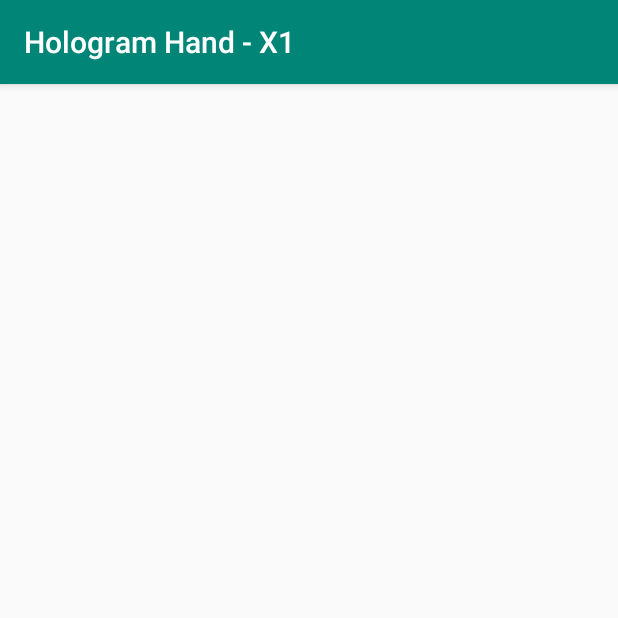
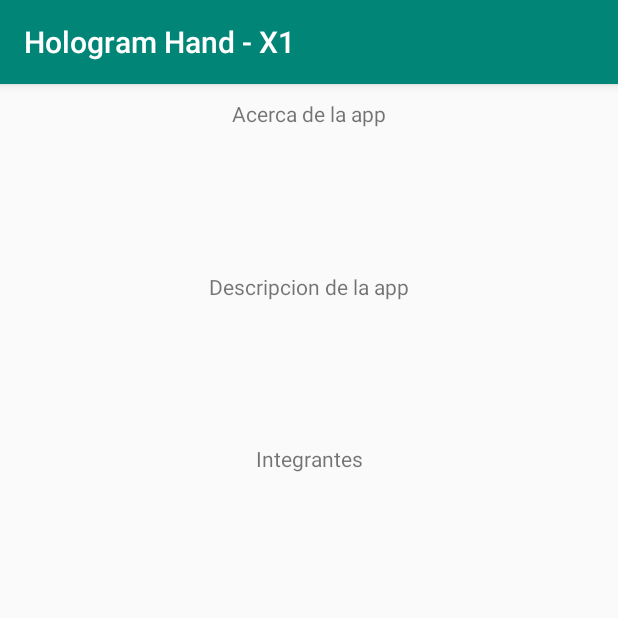
Before and after one commit to Marvix8/HologramHand, an Android app: the AboutUs screen opened directly, with no data from a screen before it, on a phone screen of 412 x 824 dp, the top half of it. Run offline under Robolectric (Android 15) with nearby library versions, the phone set to English and light mode, and no system bars.

Commit message:
Acerca de nosotros

```diff
--- a/Android/app/src/main/res/layout/activity_about_us.xml
+++ b/Android/app/src/main/res/layout/activity_about_us.xml
@@ -2,8 +2,88 @@
 <androidx.constraintlayout.widget.ConstraintLayout xmlns:android="http://schemas.android.com/apk/res/android"
     xmlns:app="http://schemas.android.com/apk/res-auto"
     xmlns:tools="http://schemas.android.com/tools"
+    android:id="@+id/aboutProjectView"
     android:layout_width="match_parent"
     android:layout_height="match_parent"
     tools:context=".AboutUs">
 
+    <androidx.constraintlayout.widget.Guideline
+        android:id="@+id/topGuideline"
+        android:layout_width="wrap_content"
+        android:layout_height="wrap_content"
+        android:orientation="horizontal"
+        app:layout_constraintGuide_percent="0" />
+
+    <TextView
+        android:id="@+id/aboutProjectText"
+        android:layout_width="wrap_content"
+        android:layout_height="wrap_content"
+        android:text="@string/about_app_title"
+        app:layout_constraintBottom_toTopOf="@+id/titleButtonGuideline"
+        app:layout_constraintEnd_toStartOf="@+id/rightGuideline"
+        app:layout_constraintStart_toStartOf="parent"
+        app:layout_constraintTop_toTopOf="@+id/topGuideline" />
+
+    <androidx.constraintlayout.widget.Guideline
+        android:id="@+id/titleButtonGuideline"
+        android:layout_width="wrap_content"
+        android:layout_height="wrap_content"
+        android:orientation="horizontal"
+        app:layout_constraintGuide_percent=".05" />
+
+    <TextView
+        android:id="@+id/descriptionText"
+        android:layout_width="wrap_content"
+        android:layout_height="wrap_content"
+        android:text="@string/description_app"
+        app:layout_constraintBottom_toTopOf="@+id/aboutProjectBottomGuideline"
+        app:layout_constraintEnd_toStartOf="@+id/rightGuideline"
+        app:layout_constraintStart_toStartOf="@+id/leftGuideline"
+        app:layout_constraintTop_toTopOf="@+id/titleButtonGuideline" />
+
+    <androidx.constraintlayout.widget.Guideline
+        android:id="@+id/aboutProjectBottomGuideline"
+        android:layout_width="wrap_content"
+        android:layout_height="wrap_content"
+        android:orientation="horizontal"
+        app:layout_constraintGuide_percent="0.3" />
+
+    <TextView
+        android:id="@+id/groupTitle"
+        android:layout_width="wrap_content"
+        android:layout_height="wrap_content"
+        android:text="@string/members"
+        app:layout_constraintBottom_toTopOf="@+id/groupTitleTextGuideline"
+        app:layout_constraintEnd_toStartOf="@+id/rightGuideline"
+        app:layout_constraintStart_toStartOf="parent"
+        app:layout_constraintTop_toTopOf="@+id/aboutProjectBottomGuideline" />
+
+    <androidx.constraintlayout.widget.Guideline
+        android:id="@+id/groupTitleTextGuideline"
+        android:layout_width="wrap_content"
+        android:layout_height="wrap_content"
+        android:orientation="horizontal"
+        app:layout_constraintGuide_percent=".35" />
+
+    <androidx.constraintlayout.widget.Guideline
+        android:id="@+id/bottomGuideline"
+        android:layout_width="wrap_content"
+        android:layout_height="wrap_content"
+        android:orientation="horizontal"
+        app:layout_constraintGuide_percent="1" />
+
+    <androidx.constraintlayout.widget.Guideline
+        android:id="@+id/leftGuideline"
+        android:layout_width="wrap_content"
+        android:layout_height="wrap_content"
+        android:orientation="vertical"
+        app:layout_constraintGuide_percent="0" />
+
+    <androidx.constraintlayout.widget.Guideline
+        android:id="@+id/rightGuideline"
+        android:layout_width="wrap_content"
+        android:layout_height="wrap_content"
+        android:orientation="vertical"
+        app:layout_constraintGuide_percent="1" />
+
 </androidx.constraintlayout.widget.ConstraintLayout>
--- a/Android/app/src/main/res/values/strings.xml
+++ b/Android/app/src/main/res/values/strings.xml
@@ -6,4 +6,8 @@
     <string name="go_to_hologram_hand">Hologram Hand</string>
     <string name="about">Acerca del grupo</string>
 
+    <string name="members">Integrantes</string>
+    <string name="about_app_title">Acerca de la app</string>
+    <string name="description_app">Descripcion de la app</string>
+
 </resources>
```
